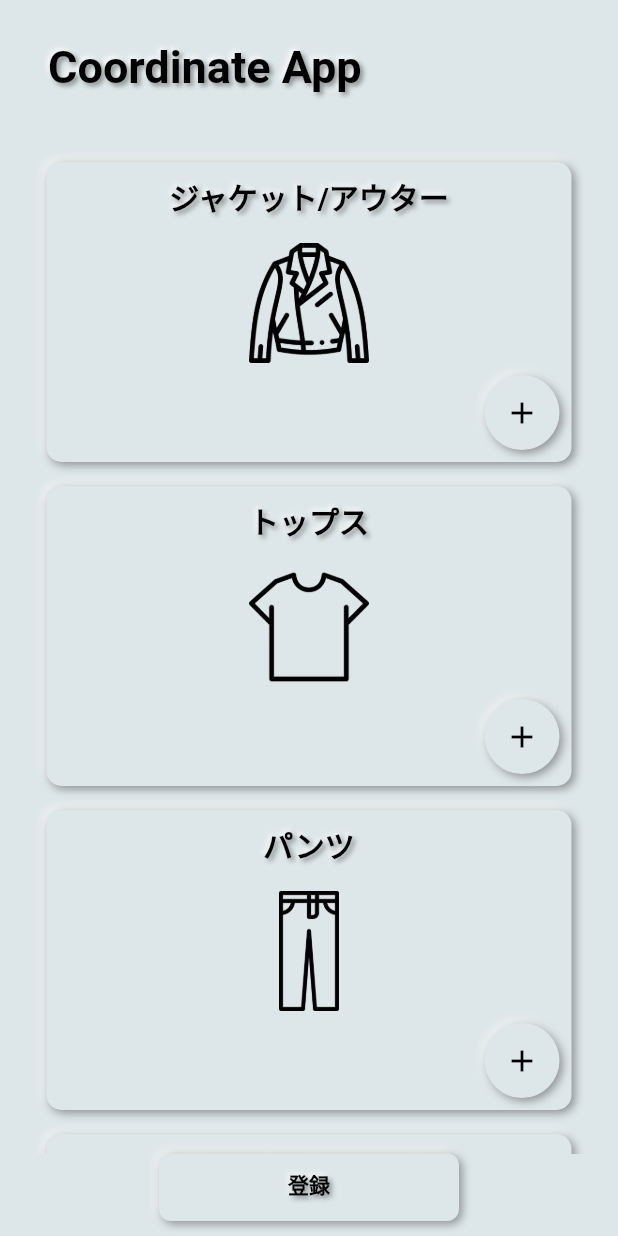
After one commit to ueqareer/ueq_camp_202106_team_a, a Flutter app: the SelectMyCoordinationScreen screen opened directly, after a tap on "登録", on a phone screen of 412 x 824 dp. The commit adds this screen. Run offline on Flutter 3.47's test engine with Material 2 defaults, Android fonts, the phone set to English and light mode, and no system bars; drawn by our look-alikes of flutter_neumorphic; our stand-ins replace cloud_firestore, firebase_auth, firebase_core, firebase_storage, image_picker; accounts and stored records are empty.

Commit message:
自分のコーディネートを組む画面とその機能の実装が終了しました。

```diff
--- /dev/null
+++ b/lib/screens/select_my_coordination_screen.dart
@@ -0,0 +1,333 @@
+import 'package:cloud_firestore/cloud_firestore.dart';
+import 'package:cordinate_sns_app/screens/select_my_clothes_screen.dart';
+import 'package:cordinate_sns_app/widgets/neumorphic_custom_button.dart';
+import 'package:flutter/material.dart';
+import 'package:flutter_neumorphic/flutter_neumorphic.dart';
+import 'package:cordinate_sns_app/screens/select_clothes_for_other_user_screen.dart';
+import 'package:cordinate_sns_app/widgets/neumorphic_custom_appbar.dart';
+import 'package:cordinate_sns_app/widgets/neumorphic_clothes_category_card.dart';
+import 'package:cordinate_sns_app/widgets/custom_network_image.dart';
+
+class SelectMyCoordinationScreen extends StatefulWidget {
+  String uid;
+
+  SelectMyCoordinationScreen({required this.uid});
+
+  @override
+  _SelectMyCoordinationScreenState createState() =>
+      _SelectMyCoordinationScreenState();
+}
+
+class _SelectMyCoordinationScreenState
+    extends State<SelectMyCoordinationScreen> {
+  List<String> jacketAndOuterImageUrlList = [];
+  List<String> topsImageUrlList = [];
+  List<String> pantsImageUrlList = [];
+  List<String> onePieceAndDressImageUrlList = [];
+  List<String> skirtImageUrlList = [];
+  List<String> socksImageUrlList = [];
+  List<String> shoesImageUrlList = [];
+  List<String> capImageUrlList = [];
+  List<String> accessoriesImageUrlList = [];
+  List<String> handWatchImageUrlList = [];
+  List<String> glassesImageUrlList = [];
+  List<String> bagImageUrlList = [];
+
+  List<Widget> displayInitImages(String imagePath) {
+    return [
+      Padding(
+        padding: const EdgeInsets.all(8.0),
+        child: SizedBox(
+          height: 80,
+          width: 80,
+          child: Image(
+            image: AssetImage(imagePath),
+          ),
+        ),
+      ),
+    ];
+  }
+
+  List<Widget> displayImages(String imagePath, List<String> list) {
+    List<Widget> images = [];
+    if (list.length == 0) {
+      return displayInitImages(imagePath);
+    } else {
+      for (int i = 0; i < list.length; i++) {
+        images.add(
+          CustomNetworkImage(
+            imageUrl: list[i],
+            padding: 5,
+            height: 125,
+            width: 125,
+          ),
+        );
+      }
+      return images;
+    }
+  }
+
+  Future<void> postCoordinationDataToFireStore(String uid) async {
+    List<String> coordinationList = this.jacketAndOuterImageUrlList +
+        this.topsImageUrlList +
+        this.pantsImageUrlList +
+        this.onePieceAndDressImageUrlList +
+        this.skirtImageUrlList +
+        this.socksImageUrlList +
+        this.shoesImageUrlList +
+        this.capImageUrlList +
+        this.accessoriesImageUrlList +
+        this.handWatchImageUrlList +
+        this.glassesImageUrlList +
+        this.bagImageUrlList;
+
+    if (coordinationList.isNotEmpty) {
+      print('登録');
+      CollectionReference _coordination =
+          FirebaseFirestore.instance.collection('coordination');
+
+      _coordination
+          .doc(uid)
+          .collection(uid)
+          .doc()
+          .set({
+            'coordination': coordinationList,
+            'createdAt': Timestamp.fromDate(DateTime.now()),
+          })
+          .then((value) => initLists())
+          .catchError((error) =>
+              print('Failed to post coordination data to Firestore.：$error'));
+    }
+  }
+
+  void initLists() {
+    setState(() {
+      this.jacketAndOuterImageUrlList.clear();
+      this.topsImageUrlList.clear();
+      this.pantsImageUrlList.clear();
+      this.onePieceAndDressImageUrlList.clear();
+      this.skirtImageUrlList.clear();
+      this.socksImageUrlList.clear();
+      this.shoesImageUrlList.clear();
+      this.capImageUrlList.clear();
+      this.accessoriesImageUrlList.clear();
+      this.handWatchImageUrlList.clear();
+      this.glassesImageUrlList.clear();
+      this.bagImageUrlList.clear();
+    });
+  }
+
+  Future<void> screenTransition(
+      String uid, String clothingCategory, List<String> list) async {
+    var imageUrl = await Navigator.push(
+        context,
+        MaterialPageRoute(
+          builder: (context) => SelectMyClothesScreen(
+            uid: uid,
+            clothingCategory: clothingCategory,
+          ),
+        ));
+
+    if (imageUrl == null) {
+      imageUrl = "";
+    }
+
+    addClothesImageUrlToList(list, imageUrl);
+  }
+
+  void addClothesImageUrlToList(List<String> list, String imageUrl) {
+    if (imageUrl.isNotEmpty && !list.contains(imageUrl)) {
+      setState(() {
+        list.add(imageUrl);
+      });
+    }
+  }
+
+  @override
+  Widget build(BuildContext context) {
+    return NeumorphicApp(
+      home: SafeArea(
+        child: Scaffold(
+          appBar: NeumorphicCustomAppBar(
+            title: 'Coordinate App',
+            fontSize: 30,
+          ),
+          body: Padding(
+            padding: const EdgeInsets.all(10.0),
+            child: Column(
+              children: [
+                Expanded(
+                  child: ListView(
+                    children: [
+                      NeumorphicClothesCategoryCard(
+                        title: "ジャケット/アウター",
+                        category: "jacket-and-outer",
+                        images: displayImages(
+                          'images/leather-jacket.png',
+                          this.jacketAndOuterImageUrlList,
+                        ),
+                        onPressed: () => screenTransition(
+                          widget.uid,
+                          "jacket-and-outer",
+                          this.jacketAndOuterImageUrlList,
+                        ),
+                      ),
+                      NeumorphicClothesCategoryCard(
+                        title: "トップス",
+                        category: "tops",
+                        images: displayImages(
+                          "images/tshirt.png",
+                          this.topsImageUrlList,
+                        ),
+                        onPressed: () => screenTransition(
+                          widget.uid,
+                          "tops",
+                          this.topsImageUrlList,
+                        ),
+                      ),
+                      NeumorphicClothesCategoryCard(
+                        title: "パンツ",
+                        category: "pants",
+                        images: displayImages(
+                          'images/trousers.png',
+                          this.pantsImageUrlList,
+                        ),
+                        onPressed: () => screenTransition(
+                          widget.uid,
+                          "pants",
+                          this.pantsImageUrlList,
+                        ),
+                      ),
+                      NeumorphicClothesCategoryCard(
+                        title: "ワンピース/ドレス",
+                        category: "one-piece-and-dress",
+                        images: displayImages(
+                          'images/dress.png',
+                          this.onePieceAndDressImageUrlList,
+                        ),
+                        onPressed: () => screenTransition(
+                          widget.uid,
+                          "one-piece-and-dress",
+                          this.onePieceAndDressImageUrlList,
+                        ),
+                      ),
+                      NeumorphicClothesCategoryCard(
+                        title: "スカート",
+                        category: "skirt",
+                        images: displayImages(
+                          'images/skirt.png',
+                          this.skirtImageUrlList,
+                        ),
+                        onPressed: () => screenTransition(
+                          widget.uid,
+                          "skirt",
+                          this.skirtImageUrlList,
+                        ),
+                      ),
+                      NeumorphicClothesCategoryCard(
+                        title: "ソックス",
+                        category: "socks",
+                        images: displayImages(
+                          'images/socks.png',
+                          this.socksImageUrlList,
+                        ),
+                        onPressed: () => screenTransition(
+                          widget.uid,
+                          "socks",
+                          this.socksImageUrlList,
+                        ),
+                      ),
+                      NeumorphicClothesCategoryCard(
+                        title: "シューズ",
+                        category: "shoes",
+                        images: displayImages(
+                          'images/shoes.png',
+                          this.shoesImageUrlList,
+                        ),
+                        onPressed: () => screenTransition(
+                          widget.uid,
+                          "shoes",
+                          this.shoesImageUrlList,
+                        ),
+                      ),
+                      NeumorphicClothesCategoryCard(
+                        title: "帽子",
+                        category: "cap",
+                        images: displayImages(
+                          'images/cap.png',
+                          this.capImageUrlList,
+                        ),
+                        onPressed: () => screenTransition(
+                          widget.uid,
+                          "cap",
+                          this.capImageUrlList,
+                        ),
+                      ),
+                      NeumorphicClothesCategoryCard(
+                        title: "アクセサリー",
+                        category: "accessories",
+                        images: displayImages(
+                          'images/bracelet.png',
+                          this.accessoriesImageUrlList,
+                        ),
+                        onPressed: () => screenTransition(
+                          widget.uid,
+                          "accessories",
+                          this.accessoriesImageUrlList,
+                        ),
+                      ),
+                      NeumorphicClothesCategoryCard(
+                        title: "時計",
+                        category: "hand-watch",
+                        images: displayImages(
+                          'images/hand-watch.png',
+                          this.handWatchImageUrlList,
+                        ),
+                        onPressed: () => screenTransition(
+                          widget.uid,
+                          "hand-watch",
+                          this.handWatchImageUrlList,
+                        ),
+                      ),
+                      NeumorphicClothesCategoryCard(
+                        title: "眼鏡",
+                        category: "glasses",
+                        images: displayImages(
+                          'images/eyeglasses.png',
+                          this.glassesImageUrlList,
+                        ),
+                        onPressed: () => screenTransition(
+                          widget.uid,
+                          "glasses",
+                          this.glassesImageUrlList,
+                        ),
+                      ),
+                      NeumorphicClothesCategoryCard(
+                        title: "バッグ",
+                        category: "bag",
+                        images: displayImages(
+                          'images/handbag.png',
+                          this.bagImageUrlList,
+                        ),
+                        onPressed: () => screenTransition(
+                          widget.uid,
+                          "bag",
+                          this.bagImageUrlList,
+                        ),
+                      ),
+                    ],
+                  ),
+                ),
+                NeumorphicCustomButton(
+                  text: "登録",
+                  color: Colors.black,
+                  onPressed: () => postCoordinationDataToFireStore(widget.uid),
+                )
+              ],
+            ),
+          ),
+        ),
+      ),
+    );
+  }
+}
```
Also changed, not shown: lib/main.dart (+14 -1 lines), lib/screens/select_my_clothes_screen.dart (added, +73 -0 lines), 9 other files.
